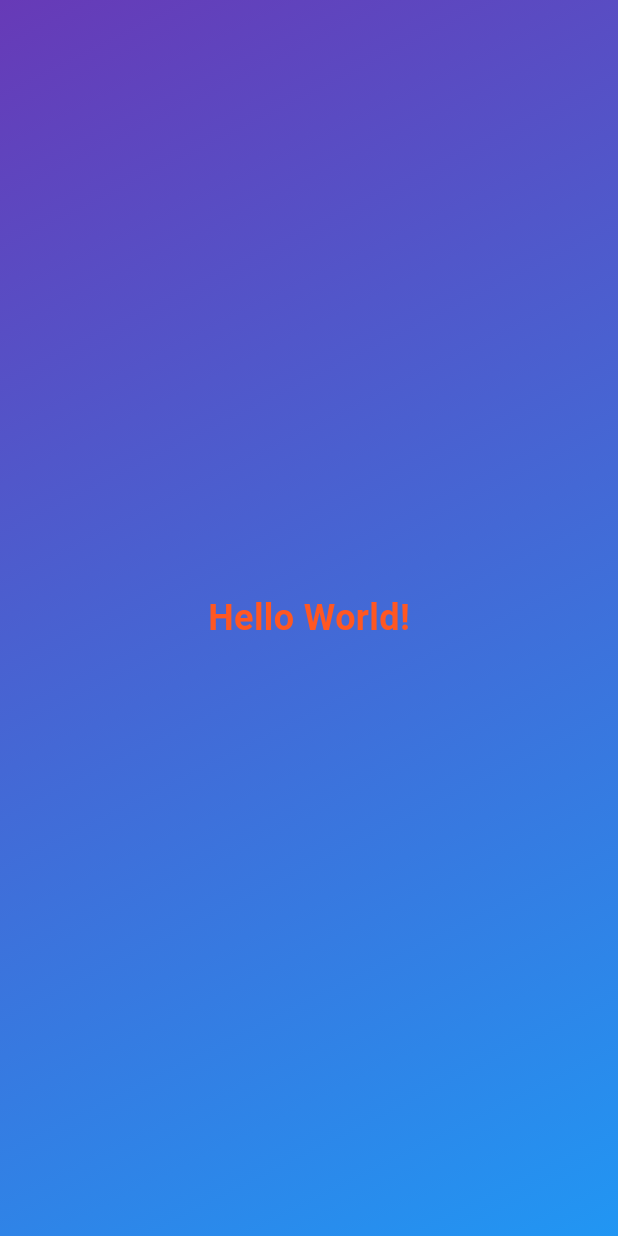
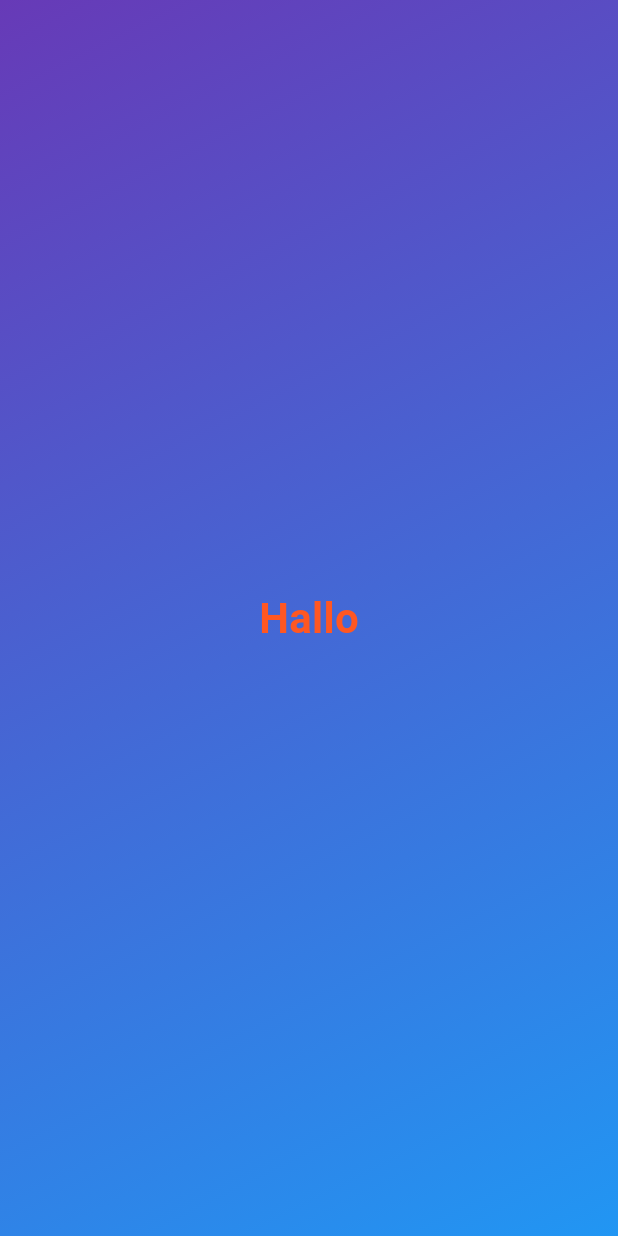
Before and after one commit to korayguenbal/roll_dice_app, a Flutter app: the screen it shows after launch, on a phone screen of 412 x 824 dp. Run offline on Flutter 3.47's test engine with Material 3 defaults, Android fonts, the phone set to English and light mode, and no system bars.

Commit message:
instance variables + text style auslagern

```diff
--- a/lib/gradient_container.dart
+++ b/lib/gradient_container.dart
@@ -1,5 +1,8 @@
 import 'package:flutter/material.dart';
+import 'package:roll_dice_app/styled_text.dart';
 
+const startAlignement = AlignmentGeometry.topLeft;
+const endAlignement = AlignmentGeometry.bottomRight;
 
 class GradientContainer extends StatelessWidget {
   const GradientContainer({super.key});
@@ -10,20 +13,11 @@ class GradientContainer extends StatelessWidget {
       decoration: const BoxDecoration(
         gradient: LinearGradient(
           colors: [Colors.deepPurple, Colors.blue],
-          begin: AlignmentGeometry.topLeft,
-          end: AlignmentGeometry.bottomRight,
+          begin: startAlignement,
+          end: endAlignement,
         ),
       ),
-      child: const Center(
-        child: Text(
-          "Hello World!",
-          style: TextStyle(
-            color: Colors.deepOrange,
-            fontSize: 24,
-            fontWeight: FontWeight.bold,
-          ),
-        ),
-      ),
+      child: Center(child: StyledText("Hallo")),
     );
   }
 }
--- a/lib/main.dart
+++ b/lib/main.dart
@@ -3,7 +3,7 @@ import 'package:roll_dice_app/gradient_container.dart';
 
 void main() {
   runApp(
-    MaterialApp(
+    const MaterialApp(
       home: Scaffold(
         body: GradientContainer(),
       ),
--- /dev/null
+++ b/lib/styled_text.dart
@@ -0,0 +1,19 @@
+import 'package:flutter/material.dart';
+
+class StyledText extends StatelessWidget {
+  const StyledText(this.outputText, {super.key});
+
+  final String outputText;
+
+  @override
+  Widget build(context) {
+    return Text(
+      outputText,
+      style: TextStyle(
+        color: Colors.deepOrange,
+        fontSize: 28,
+        fontWeight: FontWeight.bold,
+      ),
+    );
+  }
+}
```
